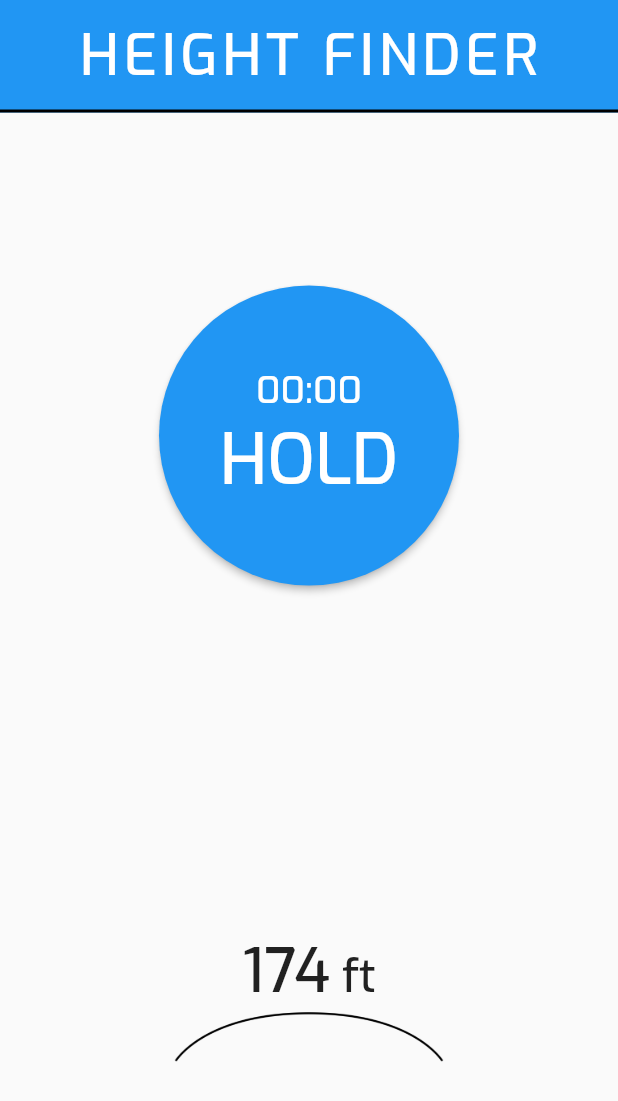
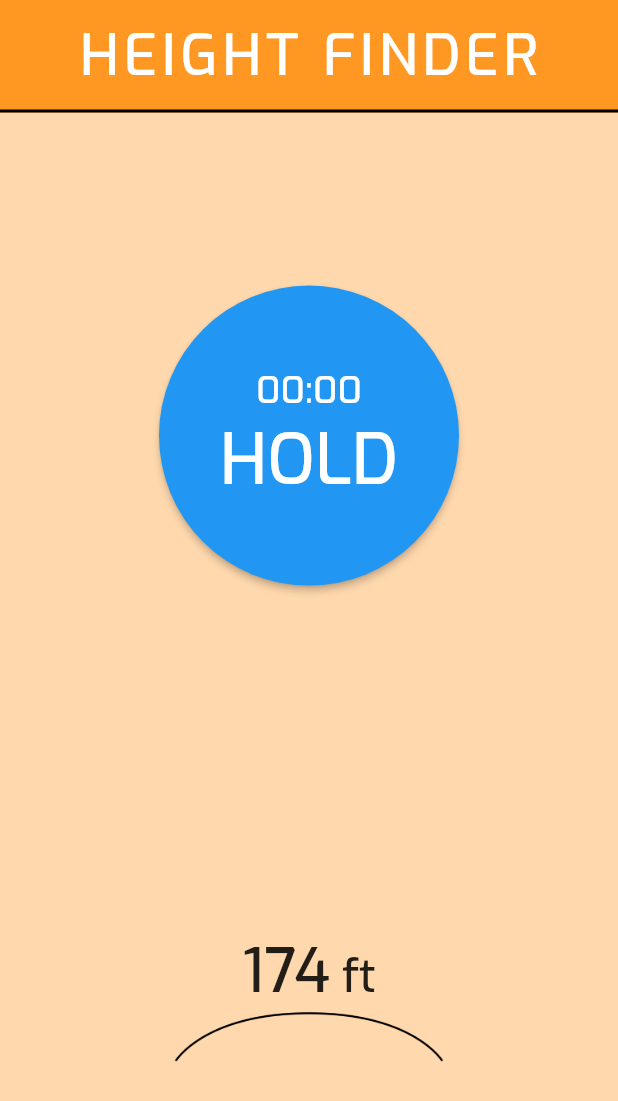
Before and after one commit to JaredTeter/height_finder, a Flutter app: the screen it shows after launch, on a phone screen of 412 x 824 dp. Shown: the top 1101 px of the screen. Run offline on Flutter 3.47's test engine with Material 2 defaults, Android fonts, the phone set to English and light mode, and no system bars.

Commit message:
set appbar color and background color in ThemeData

```diff
--- a/lib/custom_theme.dart
+++ b/lib/custom_theme.dart
@@ -3,7 +3,11 @@ import 'package:flutter/material.dart';
 class CustomTheme {
   static ThemeData get lightTheme {
     return ThemeData(
-      fontFamily: 'Exo'
+      fontFamily: 'Exo',
+      scaffoldBackgroundColor: const Color(0xffFFD8AD),
+      appBarTheme: const AppBarTheme(
+        color: Color(0xffFF9823),
+      ),
     );
   }
 }
```
